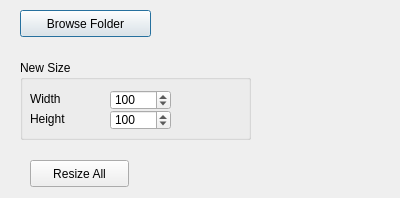
The window that forms/resizeallimagesdialog.ui (Boazrciasn/RDFramework) describes before a commit, drawn with Qt 5.
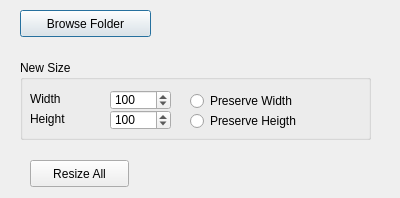
The same window after the commit.

Commit message: resizer modified to preserve dimensions

Diff of the .ui file:
```diff
--- a/forms/resizeallimagesdialog.ui
+++ b/forms/resizeallimagesdialog.ui
@@ -31,7 +31,7 @@
     <rect>
      <x>20</x>
      <y>60</y>
-     <width>231</width>
+     <width>351</width>
      <height>80</height>
     </rect>
    </property>
@@ -96,6 +96,32 @@
      <number>100</number>
     </property>
    </widget>
+   <widget class="QRadioButton" name="radiobutton_width">
+    <property name="geometry">
+     <rect>
+      <x>170</x>
+      <y>30</y>
+      <width>141</width>
+      <height>22</height>
+     </rect>
+    </property>
+    <property name="text">
+     <string>Preserve Width</string>
+    </property>
+   </widget>
+   <widget class="QRadioButton" name="radiobutton_height">
+    <property name="geometry">
+     <rect>
+      <x>170</x>
+      <y>50</y>
+      <width>141</width>
+      <height>22</height>
+     </rect>
+    </property>
+    <property name="text">
+     <string>Preserve Heigth</string>
+    </property>
+   </widget>
   </widget>
   <widget class="QPushButton" name="pushButton_resizeall">
    <property name="geometry">
```
The commit also changes 1 other file.
